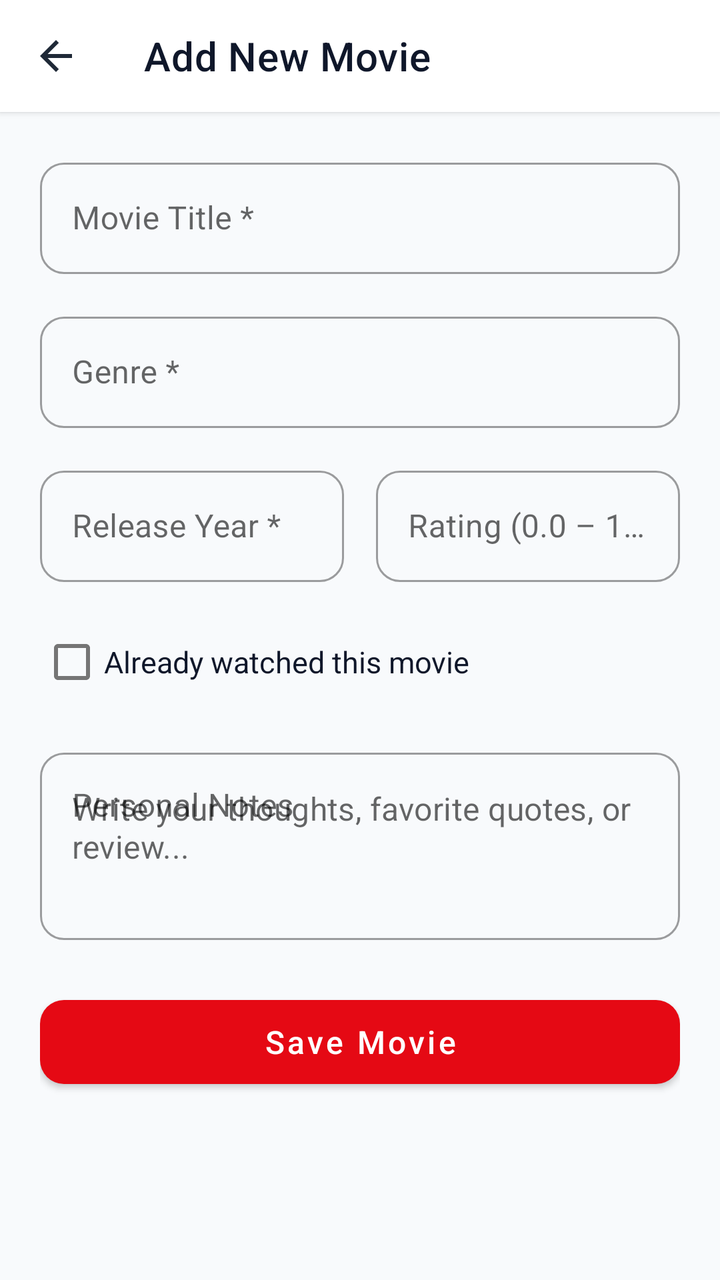
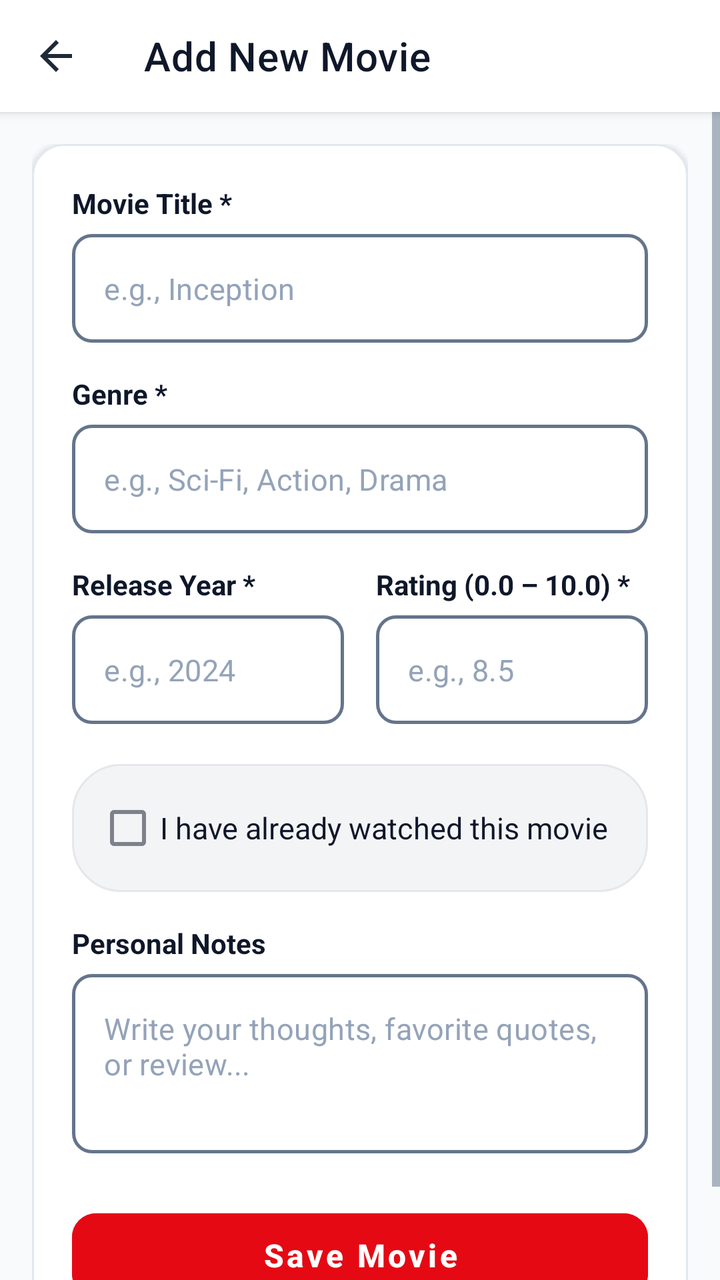

Compare the two renders of this Android layout. The source of the first and the diff that turns it into the second are given below.
<!-- AndroidManifest.xml: application theme Theme.CineList -->
<!-- res/layout/activity_add_movie.xml -->
<?xml version="1.0" encoding="utf-8"?>
<LinearLayout
    xmlns:android="http://schemas.android.com/apk/res/android"
    xmlns:app="http://schemas.android.com/apk/res-auto"
    xmlns:tools="http://schemas.android.com/tools"
    android:layout_width="match_parent"
    android:layout_height="match_parent"
    android:background="@color/background"
    android:orientation="vertical">

    
    <com.google.android.material.appbar.MaterialToolbar
        android:id="@+id/toolbarAddMovie"
        android:layout_width="match_parent"
        android:layout_height="?attr/actionBarSize"
        android:background="@color/surface"
        android:elevation="2dp"
        app:navigationIcon="@drawable/ic_arrow_back"
        app:title="@string/title_add_movie"
        app:titleTextColor="@color/text_primary" />

    <ScrollView
        android:layout_width="match_parent"
        android:layout_height="0dp"
        android:layout_weight="1"
        android:fillViewport="true">

        <LinearLayout
            android:layout_width="match_parent"
            android:layout_height="wrap_content"
            android:orientation="vertical"
            android:padding="20dp">

            
            <com.google.android.material.textfield.TextInputLayout
                android:id="@+id/tilTitle"
                style="@style/Widget.MaterialComponents.TextInputLayout.OutlinedBox"
                android:layout_width="match_parent"
                android:layout_height="wrap_content"
                android:layout_marginBottom="16dp"
                android:hint="@string/label_title"
                app:boxCornerRadiusBottomEnd="12dp"
                app:boxCornerRadiusBottomStart="12dp"
                app:boxCornerRadiusTopEnd="12dp"
                app:boxCornerRadiusTopStart="12dp">

                <com.google.android.material.textfield.TextInputEditText
                    android:id="@+id/etTitle"
                    android:layout_width="match_parent"
                    android:layout_height="wrap_content"
                    android:inputType="textCapWords"
                    android:maxLines="1"
                    android:textColor="@color/text_primary" />
            </com.google.android.material.textfield.TextInputLayout>

            
            <com.google.android.material.textfield.TextInputLayout
                android:id="@+id/tilGenre"
                style="@style/Widget.MaterialComponents.TextInputLayout.OutlinedBox"
                android:layout_width="match_parent"
                android:layout_height="wrap_content"
                android:layout_marginBottom="16dp"
                android:hint="@string/label_genre"
                app:boxCornerRadiusBottomEnd="12dp"
                app:boxCornerRadiusBottomStart="12dp"
                app:boxCornerRadiusTopEnd="12dp"
                app:boxCornerRadiusTopStart="12dp">

                <com.google.android.material.textfield.TextInputEditText
                    android:id="@+id/etGenre"
                    android:layout_width="match_parent"
                    android:layout_height="wrap_content"
                    android:inputType="textCapWords"
                    android:maxLines="1"
                    android:textColor="@color/text_primary" />
            </com.google.android.material.textfield.TextInputLayout>

            
            <LinearLayout
                android:layout_width="match_parent"
                android:layout_height="wrap_content"
                android:baselineAligned="false"
                android:orientation="horizontal">

                
                <com.google.android.material.textfield.TextInputLayout
                    android:id="@+id/tilReleaseYear"
                    style="@style/Widget.MaterialComponents.TextInputLayout.OutlinedBox"
                    android:layout_width="0dp"
                    android:layout_height="wrap_content"
                    android:layout_marginEnd="8dp"
                    android:layout_weight="1"
                    android:layout_marginBottom="16dp"
                    android:hint="@string/label_release_year"
                    app:boxCornerRadiusBottomEnd="12dp"
                    app:boxCornerRadiusBottomStart="12dp"
                    app:boxCornerRadiusTopEnd="12dp"
                    app:boxCornerRadiusTopStart="12dp">

                    <com.google.android.material.textfield.TextInputEditText
                        android:id="@+id/etReleaseYear"
                        android:layout_width="match_parent"
                        android:layout_height="wrap_content"
                        android:inputType="number"
                        android:maxLength="4"
                        android:textColor="@color/text_primary" />
                </com.google.android.material.textfield.TextInputLayout>

                
                <com.google.android.material.textfield.TextInputLayout
                    android:id="@+id/tilRating"
                    style="@style/Widget.MaterialComponents.TextInputLayout.OutlinedBox"
                    android:layout_width="0dp"
                    android:layout_height="wrap_content"
                    android:layout_marginStart="8dp"
                    android:layout_weight="1"
                    android:layout_marginBottom="16dp"
                    android:hint="@string/label_rating"
                    app:boxCornerRadiusBottomEnd="12dp"
                    app:boxCornerRadiusBottomStart="12dp"
                    app:boxCornerRadiusTopEnd="12dp"
                    app:boxCornerRadiusTopStart="12dp">

                    <com.google.android.material.textfield.TextInputEditText
                        android:id="@+id/etRating"
                        android:layout_width="match_parent"
                        android:layout_height="wrap_content"
                        android:inputType="numberDecimal"
                        android:maxLength="4"
                        android:textColor="@color/text_primary" />
                </com.google.android.material.textfield.TextInputLayout>

            </LinearLayout>

            
            <com.google.android.material.checkbox.MaterialCheckBox
                android:id="@+id/cbWatched"
                android:layout_width="match_parent"
                android:layout_height="wrap_content"
                android:layout_marginBottom="16dp"
                android:text="Already watched this movie"
                android:textColor="@color/text_primary"
                android:textSize="15sp" />

            
            <com.google.android.material.textfield.TextInputLayout
                android:id="@+id/tilNotes"
                style="@style/Widget.MaterialComponents.TextInputLayout.OutlinedBox"
                android:layout_width="match_parent"
                android:layout_height="wrap_content"
                android:layout_marginBottom="24dp"
                android:hint="@string/label_notes"
                app:boxCornerRadiusBottomEnd="12dp"
                app:boxCornerRadiusBottomStart="12dp"
                app:boxCornerRadiusTopEnd="12dp"
                app:boxCornerRadiusTopStart="12dp">

                <com.google.android.material.textfield.TextInputEditText
                    android:id="@+id/etNotes"
                    android:layout_width="match_parent"
                    android:layout_height="wrap_content"
                    android:gravity="top|start"
                    android:hint="@string/hint_notes"
                    android:inputType="textMultiLine"
                    android:minLines="3"
                    android:textColor="@color/text_primary" />
            </com.google.android.material.textfield.TextInputLayout>

            
            <com.google.android.material.button.MaterialButton
                android:id="@+id/btnSaveMovie"
                android:layout_width="match_parent"
                android:layout_height="54dp"
                android:text="@string/btn_save_movie"
                android:textAllCaps="false"
                android:textSize="16sp"
                app:cornerRadius="12dp" />

        </LinearLayout>
    </ScrollView>

</LinearLayout>
<!-- resources referenced by this layout -->
<resources>
  <color name="background">#F8FAFC</color>
  <color name="surface">#FFFFFF</color>
  <color name="text_primary">#0F172A</color>
  <!-- drawable ic_arrow_back (drawable) -->
  <vector xmlns:android="http://schemas.android.com/apk/res/android"
      android:width="24dp"
      android:height="24dp"
      android:viewportWidth="24"
      android:viewportHeight="24">
    <path
        android:fillColor="#1F2937"
        android:pathData="M20,11H7.83l5.59,-5.59L12,4l-8,8 8,8 1.41,-1.41L7.83,13H20v-2z"/>
  </vector>
  <string name="btn_save_movie">Save Movie</string>
  <string name="hint_notes">Write your thoughts, favorite quotes, or review...</string>
  <string name="label_genre">Genre *</string>
  <string name="label_notes">Personal Notes</string>
  <string name="label_rating">Rating (0.0 – 10.0) *</string>
  <string name="label_release_year">Release Year *</string>
  <string name="label_title">Movie Title *</string>
  <string name="title_add_movie">Add New Movie</string>
  <style name="Theme.CineList" parent="Theme.MaterialComponents.DayNight.NoActionBar">
          
          <item name="colorPrimary">@color/primary</item>
          <item name="colorPrimaryVariant">@color/primary_dark</item>
          <item name="colorOnPrimary">@color/white</item>
          
          <item name="colorSecondary">@color/secondary</item>
          <item name="colorSecondaryVariant">@color/secondary_variant</item>
          <item name="colorOnSecondary">@color/white</item>
          
          <item name="android:statusBarColor">@color/surface</item>
          <item name="android:windowLightStatusBar">true</item>
          <item name="android:windowBackground">@color/background</item>
      </style>
  <color name="primary">#E50914</color>
  <color name="primary_dark">#B20710</color>
  <color name="white">#FFFFFF</color>
  <color name="secondary">#1E293B</color>
  <color name="secondary_variant">#0F172A</color>
</resources>

<!-- the commit's change to res/layout/activity_add_movie.xml (unified diff, before → after) -->
@@ -14,7 +14,7 @@
         android:layout_width="match_parent"
         android:layout_height="?attr/actionBarSize"
         android:background="@color/surface"
-        android:elevation="2dp"
+        android:elevation="3dp"
         app:navigationIcon="@drawable/ic_arrow_back"
         app:title="@string/title_add_movie"
         app:titleTextColor="@color/text_primary" />
@@ -29,152 +29,281 @@
             android:layout_width="match_parent"
             android:layout_height="wrap_content"
             android:orientation="vertical"
-            android:padding="20dp">
+            android:padding="16dp">
 
             
-            <com.google.android.material.textfield.TextInputLayout
-                android:id="@+id/tilTitle"
-                style="@style/Widget.MaterialComponents.TextInputLayout.OutlinedBox"
+            <com.google.android.material.card.MaterialCardView
                 android:layout_width="match_parent"
                 android:layout_height="wrap_content"
-                android:layout_marginBottom="16dp"
-                android:hint="@string/label_title"
-                app:boxCornerRadiusBottomEnd="12dp"
-                app:boxCornerRadiusBottomStart="12dp"
-                app:boxCornerRadiusTopEnd="12dp"
-                app:boxCornerRadiusTopStart="12dp">
-
-                <com.google.android.material.textfield.TextInputEditText
-                    android:id="@+id/etTitle"
+                app:cardBackgroundColor="@color/surface"
+                app:cardCornerRadius="16dp"
+                app:cardElevation="2dp"
+                app:strokeColor="@color/divider"
+                app:strokeWidth="1dp">
+
+                <LinearLayout
                     android:layout_width="match_parent"
                     android:layout_height="wrap_content"
-                    android:inputType="textCapWords"
-                    android:maxLines="1"
-                    android:textColor="@color/text_primary" />
-            </com.google.android.material.textfield.TextInputLayout>
-
-            
-            <com.google.android.material.textfield.TextInputLayout
-                android:id="@+id/tilGenre"
-                style="@style/Widget.MaterialComponents.TextInputLayout.OutlinedBox"
-                android:layout_width="match_parent"
-                android:layout_height="wrap_content"
-                android:layout_marginBottom="16dp"
-                android:hint="@string/label_genre"
-                app:boxCornerRadiusBottomEnd="12dp"
-                app:boxCornerRadiusBottomStart="12dp"
-                app:boxCornerRadiusTopEnd="12dp"
-                app:boxCornerRadiusTopStart="12dp">
-
-                <com.google.android.material.textfield.TextInputEditText
-                    android:id="@+id/etGenre"
-                    android:layout_width="match_parent"
-                    android:layout_height="wrap_content"
-                    android:inputType="textCapWords"
-                    android:maxLines="1"
-                    android:textColor="@color/text_primary" />
-            </com.google.android.material.textfield.TextInputLayout>
-
-            
-            <LinearLayout
-                android:layout_width="match_parent"
-                android:layout_height="wrap_content"
-                android:baselineAligned="false"
-                android:orientation="horizontal">
-
-                
-                <com.google.android.material.textfield.TextInputLayout
-                    android:id="@+id/tilReleaseYear"
-                    style="@style/Widget.MaterialComponents.TextInputLayout.OutlinedBox"
-                    android:layout_width="0dp"
-                    android:layout_height="wrap_content"
-                    android:layout_marginEnd="8dp"
-                    android:layout_weight="1"
-                    android:layout_marginBottom="16dp"
-                    android:hint="@string/label_release_year"
-                    app:boxCornerRadiusBottomEnd="12dp"
-                    app:boxCornerRadiusBottomStart="12dp"
-                    app:boxCornerRadiusTopEnd="12dp"
-                    app:boxCornerRadiusTopStart="12dp">
-
-                    <com.google.android.material.textfield.TextInputEditText
-                        android:id="@+id/etReleaseYear"
-                        android:layout_width="match_parent"
-                        android:layout_height="wrap_content"
-                        android:inputType="number"
-                        android:maxLength="4"
-                        android:textColor="@color/text_primary" />
-                </com.google.android.material.textfield.TextInputLayout>
-
-                
-                <com.google.android.material.textfield.TextInputLayout
-                    android:id="@+id/tilRating"
-                    style="@style/Widget.MaterialComponents.TextInputLayout.OutlinedBox"
-                    android:layout_width="0dp"
-                    android:layout_height="wrap_content"
-                    android:layout_marginStart="8dp"
-                    android:layout_weight="1"
-                    android:layout_marginBottom="16dp"
-                    android:hint="@string/label_rating"
-                    app:boxCornerRadiusBottomEnd="12dp"
-                    app:boxCornerRadiusBottomStart="12dp"
-                    app:boxCornerRadiusTopEnd="12dp"
-                    app:boxCornerRadiusTopStart="12dp">
-
-                    <com.google.android.material.textfield.TextInputEditText
-                        android:id="@+id/etRating"
-                        android:layout_width="match_parent"
-                        android:layout_height="wrap_content"
-                        android:inputType="numberDecimal"
-                        android:maxLength="4"
-                        android:textColor="@color/text_primary" />
-                </com.google.android.material.textfield.TextInputLayout>
-
-            </LinearLayout>
-
-            
-            <com.google.android.material.checkbox.MaterialCheckBox
-                android:id="@+id/cbWatched"
-                android:layout_width="match_parent"
-                android:layout_height="wrap_content"
-                android:layout_marginBottom="16dp"
-                android:text="Already watched this movie"
-                android:textColor="@color/text_primary"
-                android:textSize="15sp" />
-
-            
-            <com.google.android.material.textfield.TextInputLayout
-                android:id="@+id/tilNotes"
-                style="@style/Widget.MaterialComponents.TextInputLayout.OutlinedBox"
-                android:layout_width="match_parent"
-                android:layout_height="wrap_content"
-                android:layout_marginBottom="24dp"
-                android:hint="@string/label_notes"
-                app:boxCornerRadiusBottomEnd="12dp"
-                app:boxCornerRadiusBottomStart="12dp"
-                app:boxCornerRadiusTopEnd="12dp"
-                app:boxCornerRadiusTopStart="12dp">
-
-                <com.google.android.material.textfield.TextInputEditText
-                    android:id="@+id/etNotes"
-                    android:layout_width="match_parent"
-                    android:layout_height="wrap_content"
-                    android:gravity="top|start"
-                    android:hint="@string/hint_notes"
-                    android:inputType="textMultiLine"
-                    android:minLines="3"
-                    android:textColor="@color/text_primary" />
-            </com.google.android.material.textfield.TextInputLayout>
-
-            
-            <com.google.android.material.button.MaterialButton
-                android:id="@+id/btnSaveMovie"
-                android:layout_width="match_parent"
-                android:layout_height="54dp"
-                android:text="@string/btn_save_movie"
-                android:textAllCaps="false"
-                android:textSize="16sp"
-                app:cornerRadius="12dp" />
+                    android:orientation="vertical"
+                    android:padding="20dp">
+
+                    
+                    <TextView
+                        android:layout_width="wrap_content"
+                        android:layout_height="wrap_content"
+                        android:layout_marginBottom="6dp"
+                        android:text="@string/label_title"
+                        android:textColor="@color/text_primary"
+                        android:textSize="14sp"
+                        android:textStyle="bold" />
+
+                    
+                    <com.google.android.material.textfield.TextInputLayout
+                        android:id="@+id/tilTitle"
+                        style="@style/Widget.MaterialComponents.TextInputLayout.OutlinedBox"
+                        android:layout_width="match_parent"
+                        android:layout_height="wrap_content"
+                        android:layout_marginBottom="16dp"
+                        app:boxBackgroundColor="@color/white"
+                        app:boxCornerRadiusBottomEnd="10dp"
+                        app:boxCornerRadiusBottomStart="10dp"
+                        app:boxCornerRadiusTopEnd="10dp"
+                        app:boxCornerRadiusTopStart="10dp"
+                        app:boxStrokeColor="@color/box_stroke_color"
+                        app:boxStrokeWidth="1.5dp"
+                        app:boxStrokeWidthFocused="2dp"
+                        app:hintEnabled="false">
+
+                        <com.google.android.material.textfield.TextInputEditText
+                            android:id="@+id/etTitle"
+                            android:layout_width="match_parent"
+                            android:layout_height="wrap_content"
+                            android:hint="e.g., Inception"
+                            android:inputType="textCapWords"
+                            android:maxLines="1"
+                            android:textColor="@color/text_primary"
+                            android:textColorHint="@color/text_muted"
+                            android:textSize="15sp" />
+                    </com.google.android.material.textfield.TextInputLayout>
+
+                    
+                    <TextView
+                        android:layout_width="wrap_content"
+                        android:layout_height="wrap_content"
+                        android:layout_marginBottom="6dp"
+                        android:text="@string/label_genre"
+                        android:textColor="@color/text_primary"
+                        android:textSize="14sp"
+                        android:textStyle="bold" />
+
+                    
+                    <com.google.android.material.textfield.TextInputLayout
+                        android:id="@+id/tilGenre"
+                        style="@style/Widget.MaterialComponents.TextInputLayout.OutlinedBox"
+                        android:layout_width="match_parent"
+                        android:layout_height="wrap_content"
+                        android:layout_marginBottom="16dp"
+                        app:boxBackgroundColor="@color/white"
+                        app:boxCornerRadiusBottomEnd="10dp"
+                        app:boxCornerRadiusBottomStart="10dp"
+                        app:boxCornerRadiusTopEnd="10dp"
+                        app:boxCornerRadiusTopStart="10dp"
+                        app:boxStrokeColor="@color/box_stroke_color"
+                        app:boxStrokeWidth="1.5dp"
+                        app:boxStrokeWidthFocused="2dp"
+                        app:hintEnabled="false">
+
+                        <com.google.android.material.textfield.TextInputEditText
+                            android:id="@+id/etGenre"
+                            android:layout_width="match_parent"
+                            android:layout_height="wrap_content"
+                            android:hint="e.g., Sci-Fi, Action, Drama"
+                            android:inputType="textCapWords"
+                            android:maxLines="1"
+                            android:textColor="@color/text_primary"
+                            android:textColorHint="@color/text_muted"
+                            android:textSize="15sp" />
+                    </com.google.android.material.textfield.TextInputLayout>
+
+                    
+                    <LinearLayout
+                        android:layout_width="match_parent"
+                        android:layout_height="wrap_content"
+                        android:baselineAligned="false"
+                        android:orientation="horizontal">
+
+                        
+                        <LinearLayout
+                            android:layout_width="0dp"
+                            android:layout_height="wrap_content"
+                            android:layout_marginEnd="8dp"
+                            android:layout_weight="1"
+                            android:orientation="vertical">
+
+                            <TextView
+                                android:layout_width="wrap_content"
+                                android:layout_height="wrap_content"
+                                android:layout_marginBottom="6dp"
+                                android:text="@string/label_release_year"
+                                android:textColor="@color/text_primary"
+                                android:textSize="14sp"
+                                android:textStyle="bold" />
+
+                            <com.google.android.material.textfield.TextInputLayout
+                                android:id="@+id/tilReleaseYear"
+                                style="@style/Widget.MaterialComponents.TextInputLayout.OutlinedBox"
+                                android:layout_width="match_parent"
+                                android:layout_height="wrap_content"
+                                android:layout_marginBottom="16dp"
+                                app:boxBackgroundColor="@color/white"
+                                app:boxCornerRadiusBottomEnd="10dp"
+                                app:boxCornerRadiusBottomStart="10dp"
+                                app:boxCornerRadiusTopEnd="10dp"
+                                app:boxCornerRadiusTopStart="10dp"
+                                app:boxStrokeColor="@color/box_stroke_color"
+                                app:boxStrokeWidth="1.5dp"
+                                app:boxStrokeWidthFocused="2dp"
+                                app:hintEnabled="false">
+
+                                <com.google.android.material.textfield.TextInputEditText
+                                    android:id="@+id/etReleaseYear"
+                                    android:layout_width="match_parent"
+                                    android:layout_height="wrap_content"
+                                    android:hint="e.g., 2024"
+                                    android:inputType="number"
+                                    android:maxLength="4"
+                                    android:textColor="@color/text_primary"
+                                    android:textColorHint="@color/text_muted"
+                                    android:textSize="15sp" />
+                            </com.google.android.material.textfield.TextInputLayout>
+                        </LinearLayout>
+
+                        
+                        <LinearLayout
+                            android:layout_width="0dp"
+                            android:layout_height="wrap_content"
+                            android:layout_marginStart="8dp"
+                            android:layout_weight="1"
+                            android:orientation="vertical">
+
+                            <TextView
+                                android:layout_width="wrap_content"
+                                android:layout_height="wrap_content"
+                                android:layout_marginBottom="6dp"
+                                android:text="@string/label_rating"
+                                android:textColor="@color/text_primary"
+                                android:textSize="14sp"
+                                android:textStyle="bold" />
+
+                            <com.google.android.material.textfield.TextInputLayout
+                                android:id="@+id/tilRating"
+                                style="@style/Widget.MaterialComponents.TextInputLayout.OutlinedBox"
+                                android:layout_width="match_parent"
+                                android:layout_height="wrap_content"
+                                android:layout_marginBottom="16dp"
+                                app:boxBackgroundColor="@color/white"
+                                app:boxCornerRadiusBottomEnd="10dp"
+                                app:boxCornerRadiusBottomStart="10dp"
+                                app:boxCornerRadiusTopEnd="10dp"
+                                app:boxCornerRadiusTopStart="10dp"
+                                app:boxStrokeColor="@color/box_stroke_color"
+                                app:boxStrokeWidth="1.5dp"
+                                app:boxStrokeWidthFocused="2dp"
+                                app:hintEnabled="false">
+
+                                <com.google.android.material.textfield.TextInputEditText
+                                    android:id="@+id/etRating"
+                                    android:layout_width="match_parent"
+                                    android:layout_height="wrap_content"
+                                    android:hint="e.g., 8.5"
+                                    android:inputType="numberDecimal"
+                                    android:maxLength="4"
+                                    android:textColor="@color/text_primary"
+                                    android:textColorHint="@color/text_muted"
+                                    android:textSize="15sp" />
+                            </com.google.android.material.textfield.TextInputLayout>
+                        </LinearLayout>
+
+                    </LinearLayout>
+
+                    
+                    <LinearLayout
+                        android:layout_width="match_parent"
+                        android:layout_height="wrap_content"
+                        android:layout_marginTop="4dp"
+                        android:layout_marginBottom="16dp"
+                        android:background="@drawable/bg_search_bar"
+                        android:gravity="center_vertical"
+                        android:paddingStart="12dp"
+                        android:paddingTop="8dp"
+                        android:paddingEnd="12dp"
+                        android:paddingBottom="8dp">
+
+                        <com.google.android.material.checkbox.MaterialCheckBox
+                            android:id="@+id/cbWatched"
+                            android:layout_width="match_parent"
+                            android:layout_height="wrap_content"
+                            android:text="I have already watched this movie"
+                            android:textColor="@color/text_primary"
+                            android:textSize="15sp" />
+                    </LinearLayout>
+
+                    
+                    <TextView
+                        android:layout_width="wrap_content"
+                        android:layout_height="wrap_content"
+                        android:layout_marginBottom="6dp"
+                        android:text="@string/label_notes"
+                        android:textColor="@color/text_primary"
+                        android:textSize="14sp"
+                        android:textStyle="bold" />
+
+                    
+                    <com.google.android.material.textfield.TextInputLayout
+                        android:id="@+id/tilNotes"
+                        style="@style/Widget.MaterialComponents.TextInputLayout.OutlinedBox"
+                        android:layout_width="match_parent"
+                        android:layout_height="wrap_content"
+                        android:layout_marginBottom="24dp"
+                        app:boxBackgroundColor="@color/white"
+                        app:boxCornerRadiusBottomEnd="10dp"
+                        app:boxCornerRadiusBottomStart="10dp"
+                        app:boxCornerRadiusTopEnd="10dp"
+                        app:boxCornerRadiusTopStart="10dp"
+                        app:boxStrokeColor="@color/box_stroke_color"
+                        app:boxStrokeWidth="1.5dp"
+                        app:boxStrokeWidthFocused="2dp"
+                        app:hintEnabled="false">
+
+                        <com.google.android.material.textfield.TextInputEditText
+                            android:id="@+id/etNotes"
+                            android:layout_width="match_parent"
+                            android:layout_height="wrap_content"
+                            android:gravity="top|start"
+                            android:hint="@string/hint_notes"
+                            android:inputType="textMultiLine"
+                            android:minLines="3"
+                            android:textColor="@color/text_primary"
+                            android:textColorHint="@color/text_muted"
+                            android:textSize="15sp" />
+                    </com.google.android.material.textfield.TextInputLayout>
+
+                    
+                    <com.google.android.material.button.MaterialButton
+                        android:id="@+id/btnSaveMovie"
+                        android:layout_width="match_parent"
+                        android:layout_height="54dp"
+                        android:backgroundTint="@color/primary"
+                        android:text="@string/btn_save_movie"
+                        android:textAllCaps="false"
+                        android:textColor="@color/white"
+                        android:textSize="16sp"
+                        android:textStyle="bold"
+                        app:cornerRadius="12dp"
+                        app:elevation="2dp" />
+
+                </LinearLayout>
+            </com.google.android.material.card.MaterialCardView>
 
         </LinearLayout>
     </ScrollView>
<!-- resource entries referenced after the edit -->
@@ -1,7 +1,9 @@
 <!-- resources referenced by this layout -->
 <resources>
   <color name="background">#F8FAFC</color>
+  <color name="divider">#E2E8F0</color>
   <color name="surface">#FFFFFF</color>
+  <color name="text_muted">#94A3B8</color>
   <color name="text_primary">#0F172A</color>
   <!-- drawable ic_arrow_back (drawable) -->
   <vector xmlns:android="http://schemas.android.com/apk/res/android"
@@ -21,7 +23,7 @@
   <string name="label_release_year">Release Year *</string>
   <string name="label_title">Movie Title *</string>
   <string name="title_add_movie">Add New Movie</string>
-  <style name="Theme.CineList" parent="Theme.MaterialComponents.DayNight.NoActionBar">
+  <style name="Theme.CineList" parent="Theme.MaterialComponents.Light.NoActionBar">
           
           <item name="colorPrimary">@color/primary</item>
           <item name="colorPrimaryVariant">@color/primary_dark</item>
@@ -31,14 +33,33 @@
           <item name="colorSecondaryVariant">@color/secondary_variant</item>
           <item name="colorOnSecondary">@color/white</item>
           
+          <item name="android:windowBackground">@color/background</item>
+          <item name="colorSurface">@color/surface</item>
+          <item name="colorOnSurface">@color/text_primary</item>
+          <item name="colorOnBackground">@color/text_primary</item>
+          
+          <item name="android:textColorPrimary">@color/text_primary</item>
+          <item name="android:textColorSecondary">@color/text_secondary</item>
+          <item name="android:editTextColor">@color/text_primary</item>
+          <item name="android:textColorHint">@color/text_muted</item>
+          
           <item name="android:statusBarColor">@color/surface</item>
           <item name="android:windowLightStatusBar">true</item>
-          <item name="android:windowBackground">@color/background</item>
       </style>
   <color name="primary">#E50914</color>
   <color name="primary_dark">#B20710</color>
   <color name="white">#FFFFFF</color>
+  <!-- drawable bg_search_bar (drawable) -->
+  <shape xmlns:android="http://schemas.android.com/apk/res/android"
+      android:shape="rectangle">
+      <corners android:radius="24dp" />
+      <solid android:color="#F3F4F6" />
+      <stroke
+          android:width="1dp"
+          android:color="#E5E7EB" />
+  </shape>
   <color name="secondary">#1E293B</color>
   <color name="secondary_variant">#0F172A</color>
+  <color name="text_secondary">#64748B</color>
 </resources>
 
